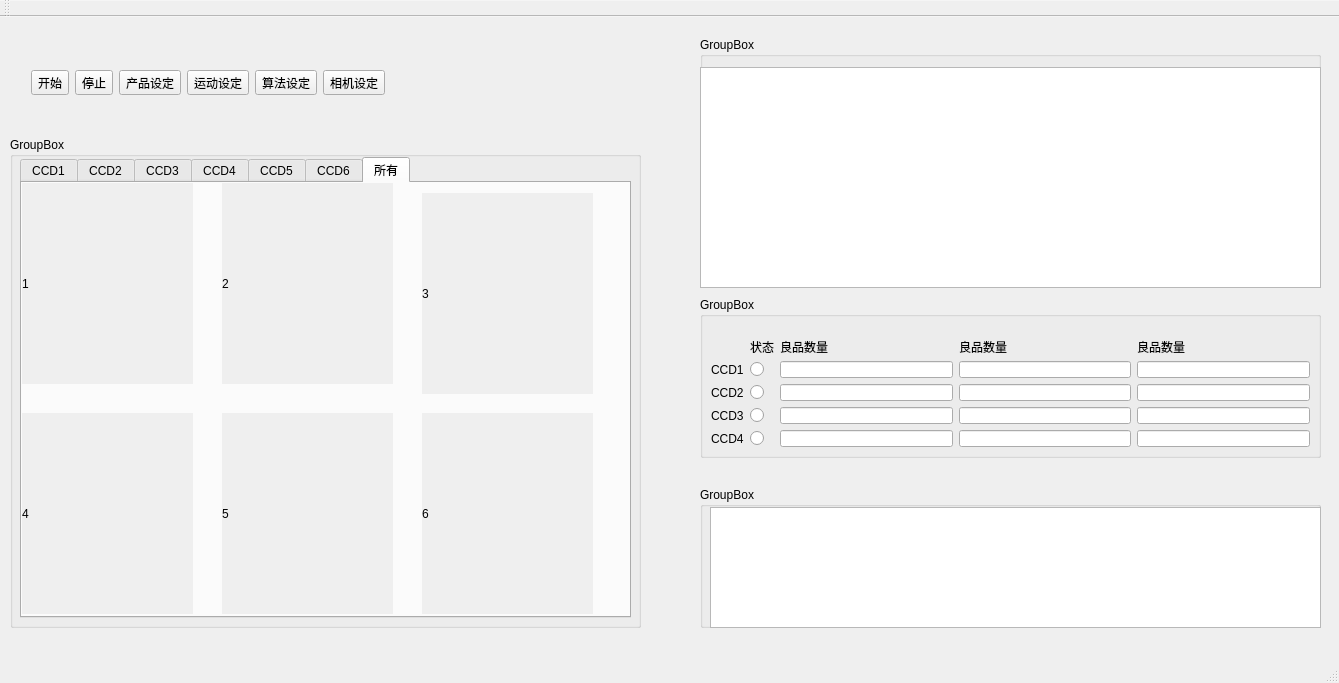
Before: the Qt Designer form CameraDtecte-1/CameraDtecte1.ui in gzj1997/CameraDtecte-1, drawn with Qt 5.
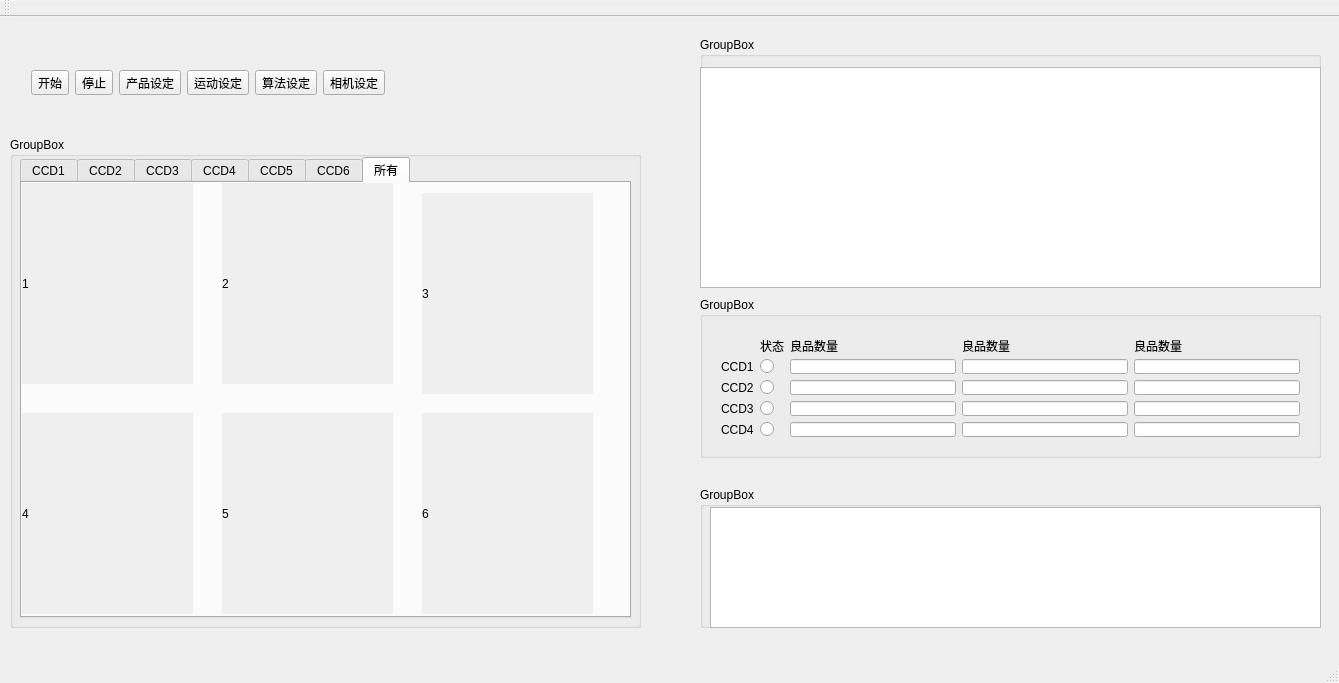
After: the same form once the commit is applied. Icons and pictures are not drawn.

```diff
--- a/CameraDtecte-1/CameraDtecte1.ui
+++ b/CameraDtecte-1/CameraDtecte1.ui
@@ -201,10 +201,10 @@
     <widget class="QWidget" name="gridLayoutWidget">
      <property name="geometry">
       <rect>
-       <x>0</x>
+       <x>10</x>
        <y>30</y>
-       <width>621</width>
-       <height>131</height>
+       <width>601</width>
+       <height>121</height>
       </rect>
      </property>
      <layout class="QGridLayout" name="gridLayout">
```
Left out of the diff: 28 changed lines with no effect on the pictures.
